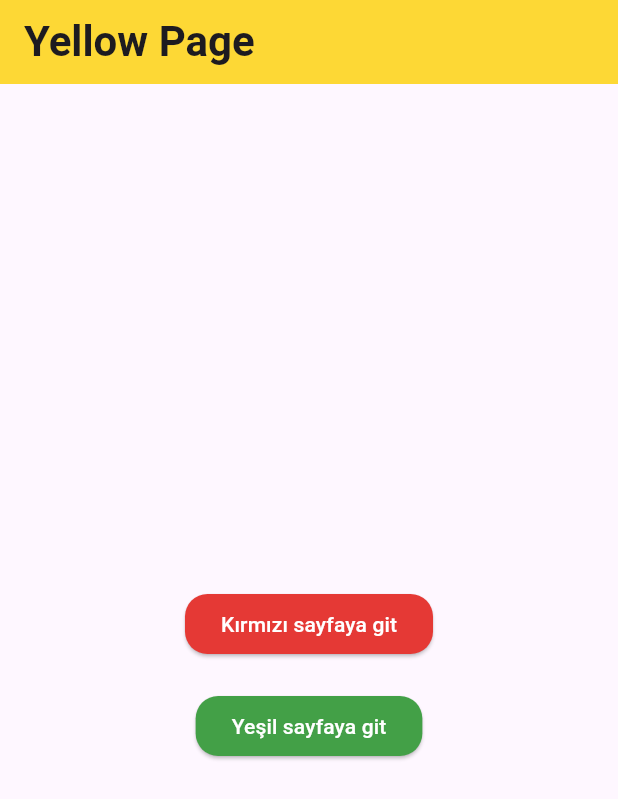
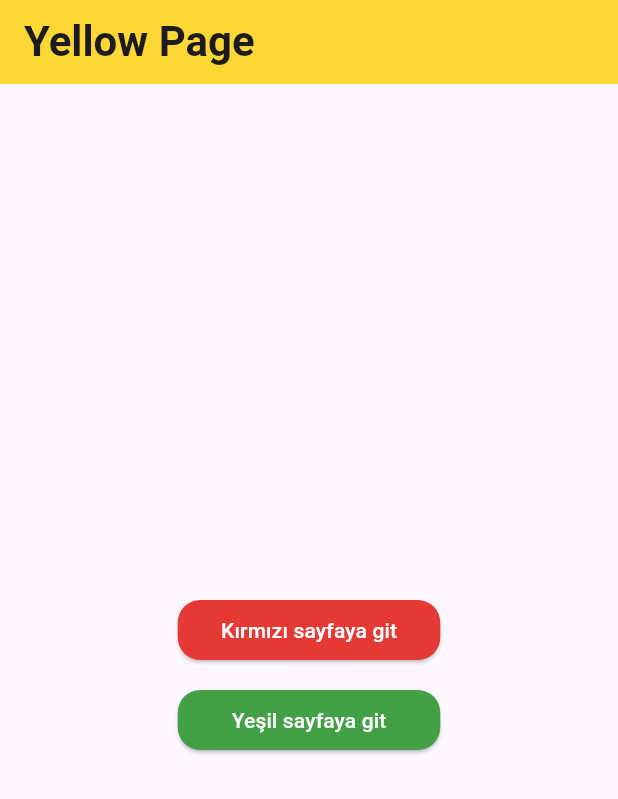
Before and after one commit to ensaryldrm/Flutter, a Flutter app: the screen it shows after launch, on a phone screen of 412 x 824 dp. Shown: the top 799 px of the screen. Run offline on Flutter 3.47's test engine with Material 3 defaults, Android fonts, the phone set to English and light mode, and no system bars; our stand-ins replace font_awesome_flutter, webview_flutter.

Commit message:
Routes devam

```diff
--- a/flutter_tekrar/routes/analysis_options.yaml
+++ b/flutter_tekrar/routes/analysis_options.yaml
@@ -7,7 +7,7 @@
 
 # The following line activates a set of recommended lints for Flutter apps,
 # packages, and plugins designed to encourage good coding practices.
-include: package:flutter_lints/flutter.yaml
+# include: package:flutter_lints/flutter.yaml
 
 linter:
   # The lint rules applied to this project can be customized in the
@@ -23,6 +23,5 @@ linter:
   rules:
     # avoid_print: false  # Uncomment to disable the `avoid_print` rule
     # prefer_single_quotes: true  # Uncomment to enable the `prefer_single_quotes` rule
-
 # Additional information about this file can be found at
 # https://dart.dev/guides/language/analysis-options
--- a/flutter_tekrar/routes/lib/yellowpage.dart
+++ b/flutter_tekrar/routes/lib/yellowpage.dart
@@ -2,6 +2,7 @@ import 'package:flutter/material.dart';
 
 class YellowPage extends StatelessWidget {
   const YellowPage({super.key});
+  late String name;
 
   @override
   Widget build(BuildContext context) {
@@ -15,7 +16,10 @@ class YellowPage extends StatelessWidget {
           mainAxisAlignment: MainAxisAlignment.center,
           children: [
             SizedBox(height: 20),
-            ElevatedButton(
+            SizedBox(
+              width: 175,
+              height: 40,
+              child: ElevatedButton(
                 style: ElevatedButton.styleFrom(
                   backgroundColor: Colors.red.shade600,
                   foregroundColor: Colors.white,
@@ -28,8 +32,12 @@ class YellowPage extends StatelessWidget {
                 },
                 child: Text("Kırmızı sayfaya git"),
               ),
+            ),
             SizedBox(height: 20),
-            ElevatedButton(
+            SizedBox(
+              width: 175,
+              height: 40,
+              child: ElevatedButton(
                 style: ElevatedButton.styleFrom(
                   backgroundColor: Colors.green.shade600,
                   foregroundColor: Colors.white,
@@ -42,6 +50,7 @@ class YellowPage extends StatelessWidget {
                 },
                 child: Text("Yeşil sayfaya git"),
               ),
+            ),
           ],
         ),
       ),
--- a/flutter_tekrar/routes/pubspec.yaml
+++ b/flutter_tekrar/routes/pubspec.yaml
@@ -2,7 +2,7 @@ name: routes
 description: "A new Flutter project."
 # The following line prevents the package from being accidentally published to
 # pub.dev using `flutter pub publish`. This is preferred for private packages.
-publish_to: 'none' # Remove this line if you wish to publish to pub.dev
+publish_to: "none" # Remove this line if you wish to publish to pub.dev
 
 # The following defines the version and build number for your application.
 # A version number is three numbers separated by dots, like 1.2.43
@@ -44,14 +44,13 @@ dev_dependencies:
   # activated in the `analysis_options.yaml` file located at the root of your
   # package. See that file for information about deactivating specific lint
   # rules and activating additional ones.
-  flutter_lints: ^5.0.0
+  # flutter_lints: ^5.0.0
 
 # For information on the generic Dart part of this file, see the
 # following page: https://dart.dev/tools/pub/pubspec
 
 # The following section is specific to Flutter packages.
 flutter:
-
   # The following line ensures that the Material Icons font is
   # included with your application, so that you can use the icons in
   # the material Icons class.
```
Also changed, not shown: flutter_tekrar/routes/lib/main.dart (+24 -0 lines), flutter_tekrar/routes/lib/route_generator.dart (added, +22 -0 lines), flutter_tekrar/routes/pubspec.lock. Lines whose indentation alone changed are shown as unchanged.
